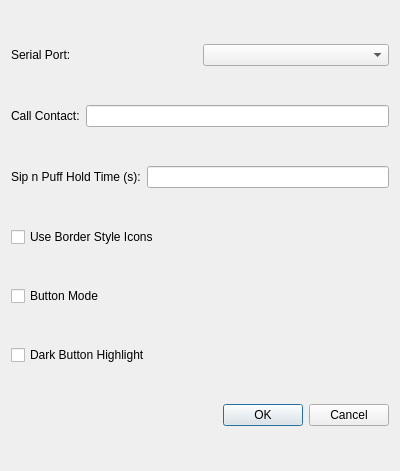
First picture: the form in QRaspbed/settings.ui, repository johnramsden/Raspbed, before the edit.
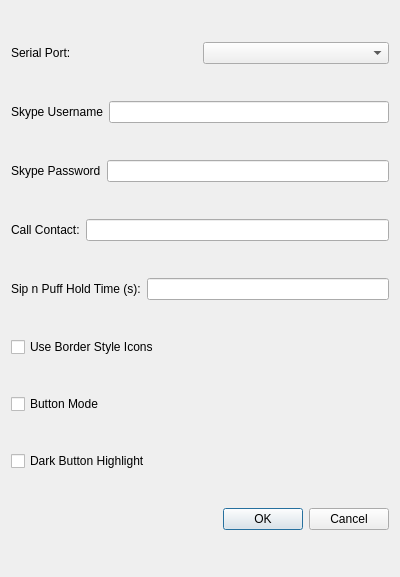
Second picture: the form after the edit.

Commit message: Added skype username and password to settings and settings dialog. Trying to get skype to login then call but it's having problems.

Patch:
```diff
--- a/QRaspbed/settings.ui
+++ b/QRaspbed/settings.ui
@@ -7,7 +7,7 @@
     <x>0</x>
     <y>0</y>
     <width>400</width>
-    <height>471</height>
+    <height>577</height>
    </rect>
   </property>
   <property name="windowTitle">
@@ -38,6 +38,34 @@
      </item>
     </layout>
    </item>
+   <item>
+    <layout class="QHBoxLayout" name="skypeUsernameHorizontalLayout">
+     <item>
+      <widget class="QLabel" name="skypeUsernameLabel">
+       <property name="text">
+        <string>Skype Username</string>
+       </property>
+      </widget>
+     </item>
+     <item>
+      <widget class="QLineEdit" name="skypeUsernameLineEdit"/>
+     </item>
+    </layout>
+   </item>
+   <item>
+    <layout class="QHBoxLayout" name="skypePasswordHorizontalLayout">
+     <item>
+      <widget class="QLabel" name="skypePasswordLabel">
+       <property name="text">
+        <string>Skype Password</string>
+       </property>
+      </widget>
+     </item>
+     <item>
+      <widget class="QLineEdit" name="skypePasswordLineEdit"/>
+     </item>
+    </layout>
+   </item>
    <item>
     <layout class="QHBoxLayout" name="callContactHorizontalLayout">
      <item>
```
Left out of the diff: 9 changed lines with no effect on the pictures. The commit also changes 27 other files.
